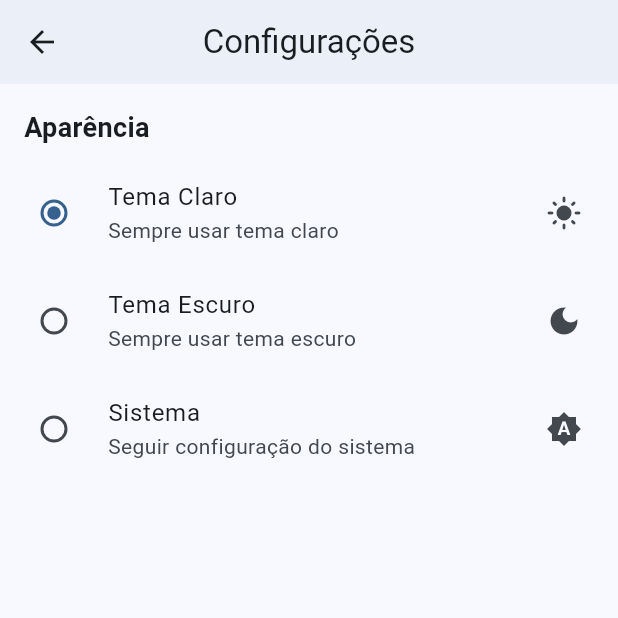
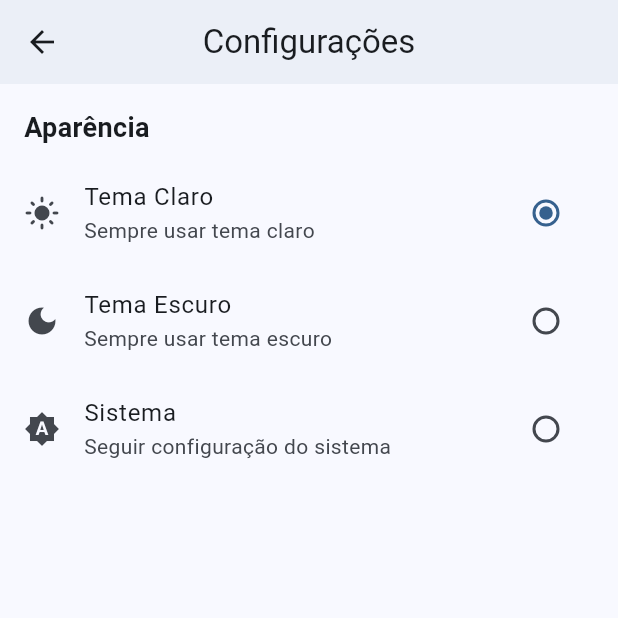
Before and after one commit to johanndebettio/MeuForum, a Flutter app: the SettingsPage screen opened directly, after a tap on "Tema Claro", on a phone screen of 412 x 824 dp, the top half of it. Run offline on Flutter 3.47's test engine with Material 3 defaults, Android fonts, the phone set to English and light mode, and no system bars; our stand-ins replace image_picker, share_plus, shared_preferences, sqflite, sqflite_common_ffi; missing offline and left inert: bcrypt; accounts and stored records are empty.

Commit message:
Fix: Removido CardThemeData que causava erro de compilação - Material 3 já possui bom padrão para cards - 0 erros, apenas 6 avisos info (RadioGroup) - Build iOS liberado para gerar .ipa

```diff
--- a/lib/pages/settings_page.dart
+++ b/lib/pages/settings_page.dart
@@ -29,9 +29,11 @@ class SettingsPage extends StatelessWidget {
             builder: (context, themeProvider, child) {
               return Column(
                 children: [
-                  RadioListTile<ThemeMode>(
+                  ListTile(
                     title: const Text('Tema Claro'),
                     subtitle: const Text('Sempre usar tema claro'),
+                    leading: const Icon(Icons.light_mode),
+                    trailing: Radio<ThemeMode>(
                       value: ThemeMode.light,
                       groupValue: themeProvider.themeMode,
                       onChanged: (ThemeMode? value) {
@@ -39,11 +41,14 @@ class SettingsPage extends StatelessWidget {
                           themeProvider.setThemeMode(value);
                         }
                       },
-                    secondary: const Icon(Icons.light_mode),
                     ),
-                  RadioListTile<ThemeMode>(
+                    onTap: () => themeProvider.setThemeMode(ThemeMode.light),
+                  ),
+                  ListTile(
                     title: const Text('Tema Escuro'),
                     subtitle: const Text('Sempre usar tema escuro'),
+                    leading: const Icon(Icons.dark_mode),
+                    trailing: Radio<ThemeMode>(
                       value: ThemeMode.dark,
                       groupValue: themeProvider.themeMode,
                       onChanged: (ThemeMode? value) {
@@ -51,11 +56,14 @@ class SettingsPage extends StatelessWidget {
                           themeProvider.setThemeMode(value);
                         }
                       },
-                    secondary: const Icon(Icons.dark_mode),
                     ),
-                  RadioListTile<ThemeMode>(
+                    onTap: () => themeProvider.setThemeMode(ThemeMode.dark),
+                  ),
+                  ListTile(
                     title: const Text('Sistema'),
                     subtitle: const Text('Seguir configuração do sistema'),
+                    leading: const Icon(Icons.brightness_auto),
+                    trailing: Radio<ThemeMode>(
                       value: ThemeMode.system,
                       groupValue: themeProvider.themeMode,
                       onChanged: (ThemeMode? value) {
@@ -63,7 +71,8 @@ class SettingsPage extends StatelessWidget {
                           themeProvider.setThemeMode(value);
                         }
                       },
-                    secondary: const Icon(Icons.brightness_auto),
+                    ),
+                    onTap: () => themeProvider.setThemeMode(ThemeMode.system),
                   ),
                 ],
               );
--- a/lib/pages/splash_screen.dart
+++ b/lib/pages/splash_screen.dart
@@ -34,11 +34,11 @@ class SplashScreen extends StatelessWidget {
               height: 120,
               decoration: BoxDecoration(
                 borderRadius: BorderRadius.circular(30),
-                boxShadow: [
+                boxShadow: const [
                   BoxShadow(
-                    color: Colors.blue.withOpacity(0.3),
+                    color: Color.fromRGBO(33, 150, 243, 0.3),
                     blurRadius: 20,
-                    offset: const Offset(0, 10),
+                    offset: Offset(0, 10),
                   ),
                 ],
               ),
--- a/lib/providers/theme_provider.dart
+++ b/lib/providers/theme_provider.dart
@@ -82,12 +82,6 @@ class ThemeProvider extends ChangeNotifier {
         centerTitle: true,
         elevation: 2,
       ),
-      cardTheme: CardThemeData(
-        elevation: 2,
-        shape: RoundedRectangleBorder(
-          borderRadius: BorderRadius.circular(12),
-        ),
-      ),
       inputDecorationTheme: InputDecorationTheme(
         border: OutlineInputBorder(
           borderRadius: BorderRadius.circular(12),
@@ -109,12 +103,6 @@ class ThemeProvider extends ChangeNotifier {
         centerTitle: true,
         elevation: 2,
       ),
-      cardTheme: CardThemeData(
-        elevation: 2,
-        shape: RoundedRectangleBorder(
-          borderRadius: BorderRadius.circular(12),
-        ),
-      ),
       inputDecorationTheme: InputDecorationTheme(
         border: OutlineInputBorder(
           borderRadius: BorderRadius.circular(12),
--- a/tool/generate_icon.dart
+++ b/tool/generate_icon.dart
@@ -84,7 +84,7 @@ Future<void> createIcon(String path, {required double size, required bool withPa
   );
 
   final secondPaint = Paint()
-    ..color = Colors.white.withOpacity(0.9)
+    ..color = const Color.fromRGBO(255, 255, 255, 0.9)
     ..style = PaintingStyle.fill;
 
   canvas.drawRRect(secondBalloonRect, secondPaint);
```
Lines whose indentation alone changed are shown as unchanged.
